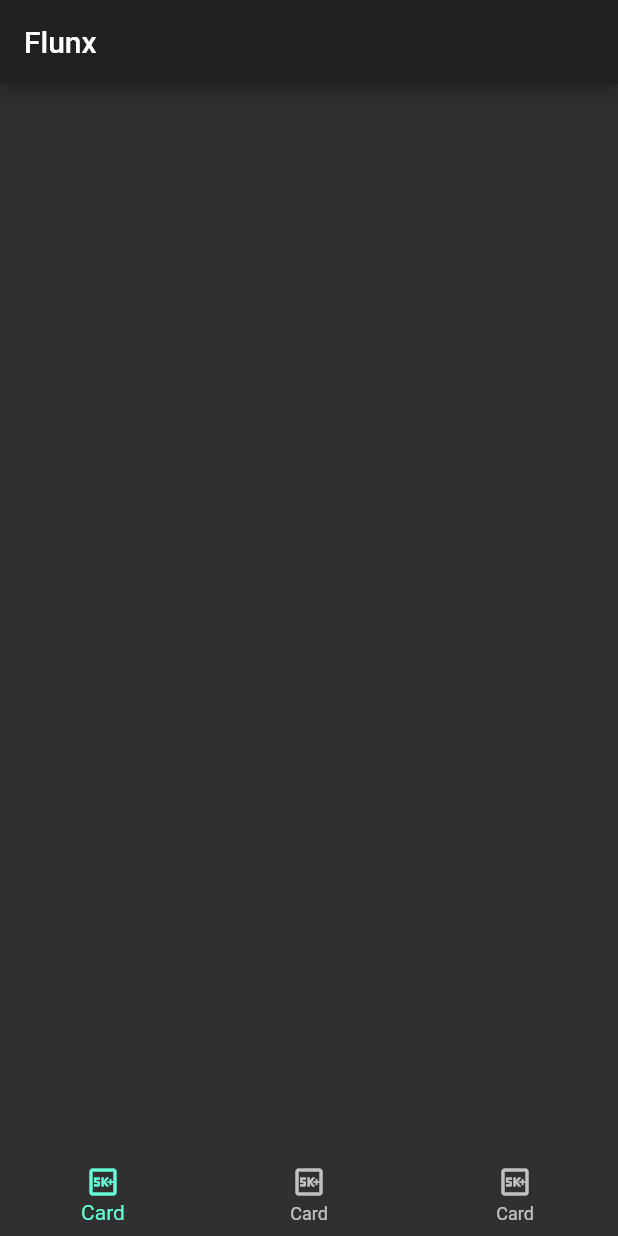
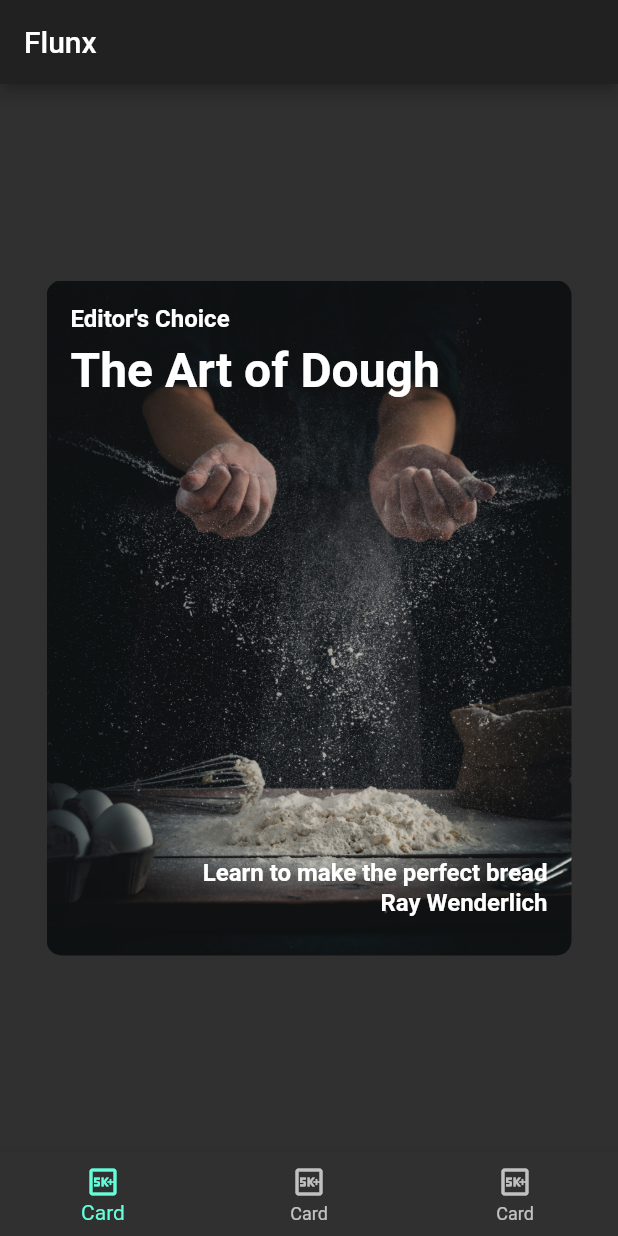
Before and after one commit to zarub2k/flunx, a Flutter app: the screen it shows after launch, on a phone screen of 412 x 824 dp. Run offline on Flutter 3.47's test engine with Material 2 defaults, Android fonts, the phone set to English and light mode, and no system bars; our stand-ins replace google_fonts; Roboto replaces fonts that are missing (Abel).

Commit message:
card layout with image is done

```diff
--- a/lib/card1.dart
+++ b/lib/card1.dart
@@ -1,3 +1,4 @@
+import 'package:flunx/flunx_theme.dart';
 import 'package:flutter/material.dart';
 
 class Card1 extends StatelessWidget {
@@ -21,6 +22,32 @@ class Card1 extends StatelessWidget {
           width: 350,
           height: 450
         ),
+        decoration: const BoxDecoration(
+          image: DecorationImage(
+            image: AssetImage('assets/card1.jpg'),
+            fit: BoxFit.cover
+          ),
+          borderRadius: BorderRadius.all(Radius.circular(10.0))
+        ),
+        child: Stack(
+          children: [
+            Text(category, style: FlunxTheme.darkTextTheme.bodyText1,),
+            Positioned(
+              child: Text(title, style: FlunxTheme.darkTextTheme.headline1,),
+              top: 25,
+            ),
+            Positioned(
+              child: Text(description, style: FlunxTheme.darkTextTheme.bodyText1,),
+              bottom: 30,
+              right: 0,
+            ),
+            Positioned(
+              child: Text(chef, style: FlunxTheme.darkTextTheme.bodyText1,),
+              bottom: 10,
+              right: 0,
+            ),
+          ],
+        ),
       ),
     );
   }
--- a/lib/flunx_theme.dart
+++ b/lib/flunx_theme.dart
@@ -22,6 +22,11 @@ class FlunxTheme {
       fontSize: 16.0,
       fontWeight: FontWeight.w700,
       color: Colors.white
+    ),
+    headline1: GoogleFonts.abel(
+      fontSize: 32.0,
+      fontWeight: FontWeight.bold,
+      color: Colors.white
     )
   );
 }
--- a/pubspec.yaml
+++ b/pubspec.yaml
@@ -59,8 +59,8 @@ flutter:
   uses-material-design: true
 
   # To add assets to your application, add an assets section, like this:
-  # assets:
-  #   - images/a_dot_burr.jpeg
+  assets:
+    - assets/card1.jpg
   #   - images/a_dot_ham.jpeg
 
   # An image asset can refer to one or more resolution-specific "variants", see
```
Also changed, not shown: assets/card1.jpg (added).
